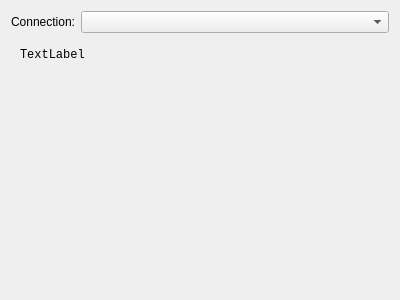
The window that results/results.ui (mirrorscotty/kdev-sql) describes before a commit, drawn with Qt 5.
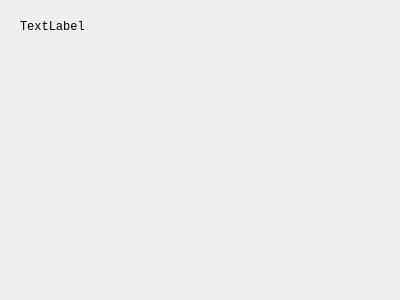
The same window after the commit. Custom widgets are drawn as their Qt base class.

Commit message: Moved connection picker to its own toolbar

What changed in the file:
```diff
--- a/results/results.ui
+++ b/results/results.ui
@@ -11,24 +11,7 @@
    </rect>
   </property>
   <layout class="QGridLayout" name="gridLayout">
-   <item row="0" column="0">
-    <widget class="QLabel" name="label">
-     <property name="text">
-      <string>Connection:</string>
-     </property>
-    </widget>
-   </item>
-   <item row="0" column="1">
-    <widget class="KComboBox" name="connection">
-     <property name="sizePolicy">
-      <sizepolicy hsizetype="Expanding" vsizetype="Fixed">
-       <horstretch>0</horstretch>
-       <verstretch>0</verstretch>
-      </sizepolicy>
-     </property>
-    </widget>
-   </item>
-   <item row="1" column="0" colspan="2">
+   <item row="0" column="0" colspan="2">
     <widget class="QStackedWidget" name="stackedWidget">
      <property name="currentIndex">
       <number>1</number>
@@ -76,13 +59,6 @@
    </item>
   </layout>
  </widget>
- <customwidgets>
-  <customwidget>
-   <class>KComboBox</class>
-   <extends>QComboBox</extends>
-   <header>kcombobox.h</header>
-  </customwidget>
- </customwidgets>
  <resources/>
  <connections/>
 </ui>
```
The commit also changes 14 other files.
